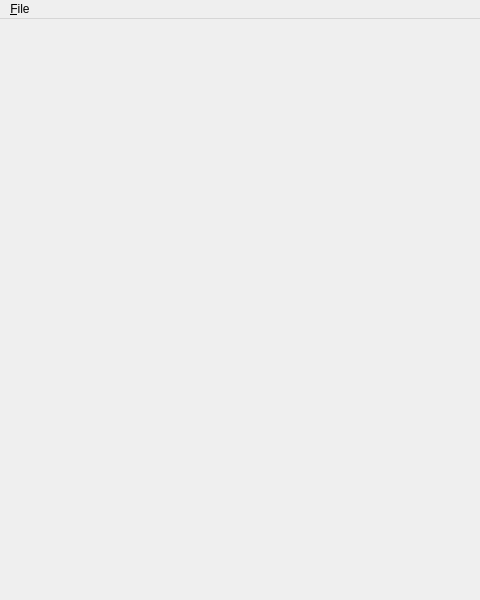
Above: Qt/Core/Testing/Cxx/TestBasicQtAppMainWindow.ui from stephenrmuir72/paraview-scan before the change; both pictures show x 0 to 480 and y 0 to 600 of the 800 by 600 pixel window. Below: the same form after it.
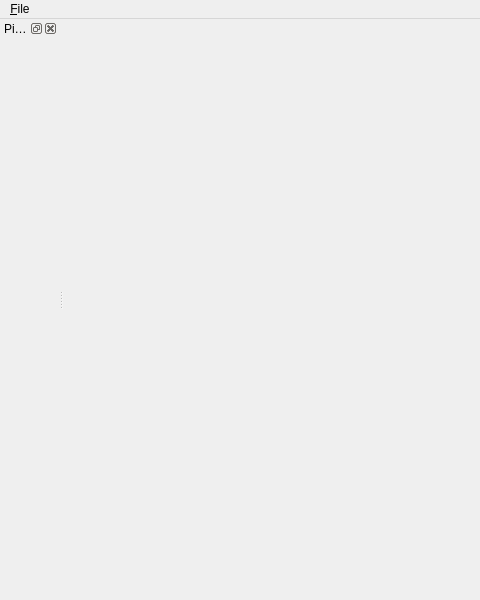
That is the form after the change. Custom widgets are drawn as their Qt base class.

Commit message:
Enable pipeline browser
TestBasicQtAppMainWindow now has a pipeline browser.

```diff
--- a/Qt/Core/Testing/Cxx/TestBasicQtAppMainWindow.ui
+++ b/Qt/Core/Testing/Cxx/TestBasicQtAppMainWindow.ui
@@ -32,6 +32,15 @@
    <addaction name="menu_File"/>
   </widget>
   <widget class="QStatusBar" name="statusbar"/>
+  <widget class="QDockWidget" name="dockWidget">
+   <property name="windowTitle">
+    <string>Pipeline</string>
+   </property>
+   <attribute name="dockWidgetArea">
+    <number>1</number>
+   </attribute>
+   <widget class="pqPipelineBrowserWidget" name="pipelineBrowser"/>
+  </widget>
   <action name="actionExit">
    <property name="text">
     <string>E&amp;xit</string>
@@ -41,6 +50,14 @@
    </property>
   </action>
  </widget>
+ <customwidgets>
+  <customwidget>
+   <class>pqPipelineBrowserWidget</class>
+   <extends>QWidget</extends>
+   <header>pqPipelineBrowserWidget.h</header>
+   <container>1</container>
+  </customwidget>
+ </customwidgets>
  <resources/>
  <connections>
   <connection>
```
Left out of the diff: 4 changed lines with no effect on the pictures. The commit also changes 9 other files.
